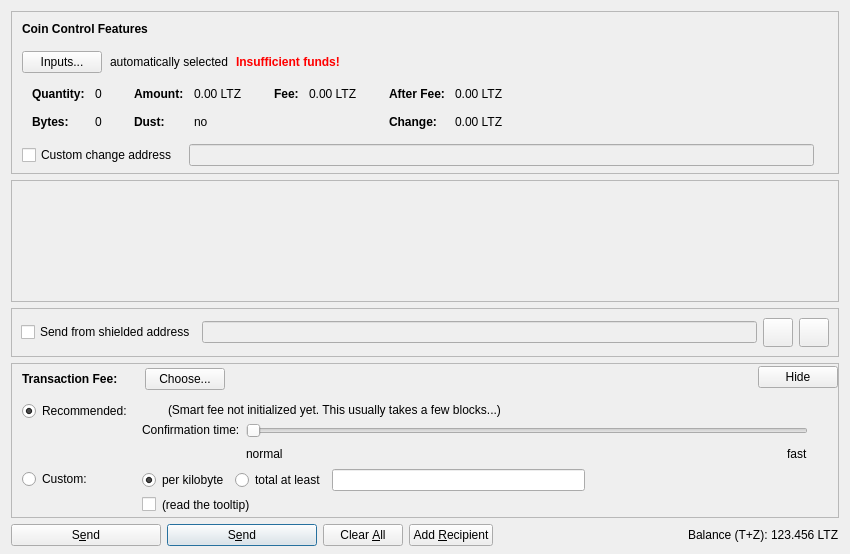
First picture: the form in src/qt/forms/sendcoinsdialog.ui, repository GeorgeRDG/litecoinz, before the edit.
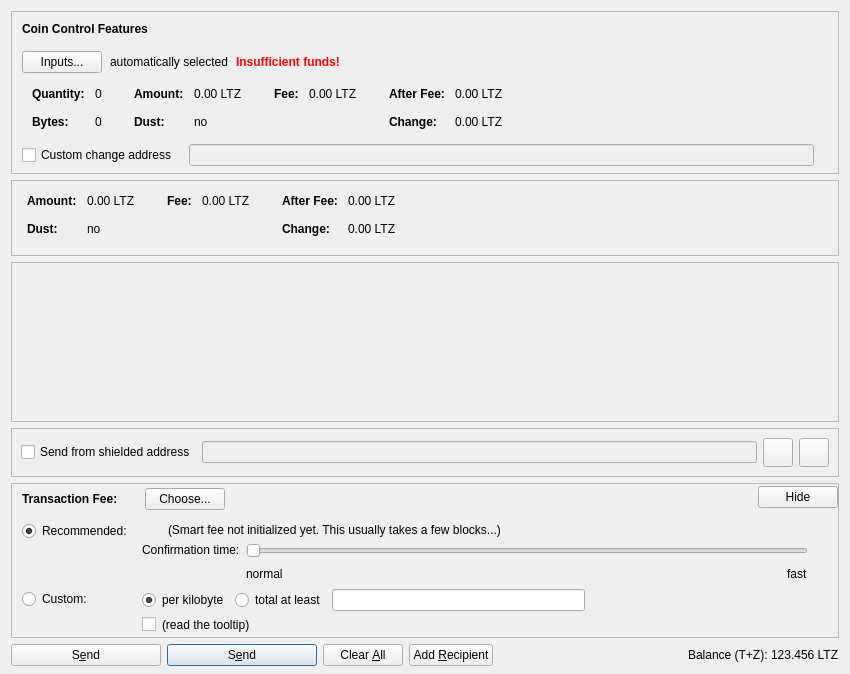
Second picture: the form after the edit. Icons and pictures are not drawn. Custom widgets are drawn as their Qt base class.

Patch:
```diff
--- a/src/qt/forms/sendcoinsdialog.ui
+++ b/src/qt/forms/sendcoinsdialog.ui
@@ -7,13 +7,13 @@
     <x>0</x>
     <y>0</y>
     <width>850</width>
-    <height>554</height>
+    <height>674</height>
    </rect>
   </property>
   <property name="windowTitle">
    <string>Send Coins</string>
   </property>
-  <layout class="QVBoxLayout" name="verticalLayout" stretch="0,1,0,0,0">
+  <layout class="QVBoxLayout" name="verticalLayout" stretch="0,0,1,0,0,0">
    <property name="bottomMargin">
     <number>8</number>
    </property>
@@ -577,6 +577,242 @@
      </layout>
     </widget>
    </item>
+   <item>
+    <widget class="QFrame" name="frameShieldedCoin">
+     <property name="frameShape">
+      <enum>QFrame::StyledPanel</enum>
+     </property>
+     <property name="frameShadow">
+      <enum>QFrame::Raised</enum>
+     </property>
+     <layout class="QVBoxLayout" name="verticalLayout_4">
+      <item>
+       <layout class="QHBoxLayout" name="horizontalLayoutShieldedCoin" stretch="0,0,1">
+        <property name="spacing">
+         <number>20</number>
+        </property>
+        <property name="topMargin">
+         <number>0</number>
+        </property>
+        <property name="bottomMargin">
+         <number>10</number>
+        </property>
+        <item>
+         <layout class="QFormLayout" name="formLayoutShieldedCoin">
+          <property name="horizontalSpacing">
+           <number>10</number>
+          </property>
+          <property name="verticalSpacing">
+           <number>14</number>
+          </property>
+          <property name="leftMargin">
+           <number>6</number>
+          </property>
+          <property name="topMargin">
+           <number>4</number>
+          </property>
+          <property name="rightMargin">
+           <number>6</number>
+          </property>
+          <item row="0" column="0">
+           <widget class="QLabel" name="labelShieldedCoinAmountText">
+            <property name="font">
+             <font>
+              <weight>75</weight>
+              <bold>true</bold>
+             </font>
+            </property>
+            <property name="text">
+             <string>Amount:</string>
+            </property>
+            <property name="margin">
+             <number>0</number>
+            </property>
+           </widget>
+          </item>
+          <item row="0" column="1">
+           <widget class="QLabel" name="labelShieldedCoinAmount">
+            <property name="cursor">
+             <cursorShape>IBeamCursor</cursorShape>
+            </property>
+            <property name="contextMenuPolicy">
+             <enum>Qt::ActionsContextMenu</enum>
+            </property>
+            <property name="text">
+             <string notr="true">0.00 LTZ</string>
+            </property>
+            <property name="textInteractionFlags">
+             <set>Qt::LinksAccessibleByMouse|Qt::TextSelectableByKeyboard|Qt::TextSelectableByMouse</set>
+            </property>
+           </widget>
+          </item>
+          <item row="1" column="0">
+           <widget class="QLabel" name="labelShieldedCoinLowOutputText">
+            <property name="font">
+             <font>
+              <weight>75</weight>
+              <bold>true</bold>
+             </font>
+            </property>
+            <property name="text">
+             <string>Dust:</string>
+            </property>
+           </widget>
+          </item>
+          <item row="1" column="1">
+           <widget class="QLabel" name="labelShieldedCoinLowOutput">
+            <property name="cursor">
+             <cursorShape>IBeamCursor</cursorShape>
+            </property>
+            <property name="contextMenuPolicy">
+             <enum>Qt::ActionsContextMenu</enum>
+            </property>
+            <property name="text">
+             <string notr="true">no</string>
+            </property>
+            <property name="textInteractionFlags">
+             <set>Qt::LinksAccessibleByMouse|Qt::TextSelectableByKeyboard|Qt::TextSelectableByMouse</set>
+            </property>
+           </widget>
+          </item>
+         </layout>
+        </item>
+        <item>
+         <layout class="QFormLayout" name="formLayoutShieldedCoin_2">
+          <property name="horizontalSpacing">
+           <number>10</number>
+          </property>
+          <property name="verticalSpacing">
+           <number>14</number>
+          </property>
+          <property name="leftMargin">
+           <number>6</number>
+          </property>
+          <property name="topMargin">
+           <number>4</number>
+          </property>
+          <property name="rightMargin">
+           <number>6</number>
+          </property>
+          <item row="0" column="0">
+           <widget class="QLabel" name="labelShieldedCoinFeeText">
+            <property name="font">
+             <font>
+              <weight>75</weight>
+              <bold>true</bold>
+             </font>
+            </property>
+            <property name="text">
+             <string>Fee:</string>
+            </property>
+            <property name="margin">
+             <number>0</number>
+            </property>
+           </widget>
+          </item>
+          <item row="0" column="1">
+           <widget class="QLabel" name="labelShieldedCoinFee">
+            <property name="cursor">
+             <cursorShape>IBeamCursor</cursorShape>
+            </property>
+            <property name="contextMenuPolicy">
+             <enum>Qt::ActionsContextMenu</enum>
+            </property>
+            <property name="text">
+             <string notr="true">0.00 LTZ</string>
+            </property>
+            <property name="textInteractionFlags">
+             <set>Qt::LinksAccessibleByMouse|Qt::TextSelectableByKeyboard|Qt::TextSelectableByMouse</set>
+            </property>
+           </widget>
+          </item>
+         </layout>
+        </item>
+        <item>
+         <layout class="QFormLayout" name="formLayoutShieldedCoin_3">
+          <property name="horizontalSpacing">
+           <number>10</number>
+          </property>
+          <property name="verticalSpacing">
+           <number>14</number>
+          </property>
+          <property name="leftMargin">
+           <number>6</number>
+          </property>
+          <property name="topMargin">
+           <number>4</number>
+          </property>
+          <property name="rightMargin">
+           <number>6</number>
+          </property>
+          <item row="0" column="0">
+           <widget class="QLabel" name="labelShieldedCoinAfterFeeText">
+            <property name="font">
+             <font>
+              <weight>75</weight>
+              <bold>true</bold>
+             </font>
+            </property>
+            <property name="text">
+             <string>After Fee:</string>
+            </property>
+            <property name="margin">
+             <number>0</number>
+            </property>
+           </widget>
+          </item>
+          <item row="0" column="1">
+           <widget class="QLabel" name="labelShieldedCoinAfterFee">
+            <property name="cursor">
+             <cursorShape>IBeamCursor</cursorShape>
+            </property>
+            <property name="contextMenuPolicy">
+             <enum>Qt::ActionsContextMenu</enum>
+            </property>
+            <property name="text">
+             <string notr="true">0.00 LTZ</string>
+            </property>
+            <property name="textInteractionFlags">
+             <set>Qt::LinksAccessibleByMouse|Qt::TextSelectableByKeyboard|Qt::TextSelectableByMouse</set>
+            </property>
+           </widget>
+          </item>
+          <item row="1" column="0">
+           <widget class="QLabel" name="labelShieldedCoinChangeText">
+            <property name="font">
+             <font>
+              <weight>75</weight>
+              <bold>true</bold>
+             </font>
+            </property>
+            <property name="text">
+             <string>Change:</string>
+            </property>
+           </widget>
+          </item>
+          <item row="1" column="1">
+           <widget class="QLabel" name="labelShieldedCoinChange">
+            <property name="cursor">
+             <cursorShape>IBeamCursor</cursorShape>
+            </property>
+            <property name="contextMenuPolicy">
+             <enum>Qt::ActionsContextMenu</enum>
+            </property>
+            <property name="text">
+             <string notr="true">0.00 LTZ</string>
+            </property>
+            <property name="textInteractionFlags">
+             <set>Qt::LinksAccessibleByMouse|Qt::TextSelectableByKeyboard|Qt::TextSelectableByMouse</set>
+            </property>
+           </widget>
+          </item>
+         </layout>
+        </item>
+       </layout>
+      </item>
+     </layout>
+    </widget>
+   </item>
    <item>
     <widget class="QScrollArea" name="scrollArea">
      <property name="widgetResizable">
@@ -636,16 +872,18 @@
      <property name="frameShadow">
       <enum>QFrame::Raised</enum>
      </property>
-     <layout class="QHBoxLayout" name="horizontalLayout_4">
+     <layout class="QVBoxLayout" name="verticalLayout_3">
       <item>
-       <widget class="QCheckBox" name="checkBoxZaddress">
+       <layout class="QHBoxLayout" name="horizontalLayout_7">
+        <item>
+         <widget class="QCheckBox" name="checkboxSenFromZAddress">
         <property name="text">
          <string>Send from shielded address</string>
         </property>
        </widget>
       </item>
       <item>
-       <widget class="QLineEdit" name="zAaddress">
+         <widget class="QLineEdit" name="zAddress">
         <property name="enabled">
          <bool>false</bool>
         </property>
@@ -695,6 +933,8 @@
        </widget>
       </item>
      </layout>
+      </item>
+     </layout>
     </widget>
    </item>
    <item>
```
Left out of the diff: 4 changed lines with no effect on the pictures. Lines whose indentation alone changed are shown as unchanged.
